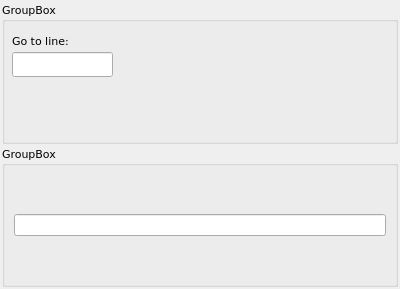
First picture: the form in mytab.ui, repository krzysiek6d/sherlog, before the edit.
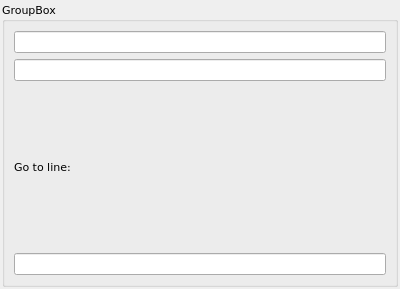
Second picture: the form after the edit.

```diff
--- a/mytab.ui
+++ b/mytab.ui
@@ -36,50 +36,7 @@
     <number>2</number>
    </property>
    <item>
-    <layout class="QHBoxLayout" name="horizontalLayout">
-     <item>
-      <widget class="QGroupBox" name="groupBox">
-       <property name="minimumSize">
-        <size>
-         <width>180</width>
-         <height>0</height>
-        </size>
-       </property>
-       <property name="baseSize">
-        <size>
-         <width>80</width>
-         <height>0</height>
-        </size>
-       </property>
-       <property name="title">
-        <string>GroupBox</string>
-       </property>
-       <widget class="QLineEdit" name="lineEdit_2">
-        <property name="geometry">
-         <rect>
-          <x>10</x>
-          <y>50</y>
-          <width>101</width>
-          <height>25</height>
-         </rect>
-        </property>
-       </widget>
-       <widget class="QLabel" name="label">
-        <property name="geometry">
-         <rect>
-          <x>10</x>
-          <y>30</y>
-          <width>64</width>
-          <height>17</height>
-         </rect>
-        </property>
-        <property name="text">
-         <string>Go to line:</string>
-        </property>
-       </widget>
-      </widget>
-     </item>
-    </layout>
+    <layout class="QHBoxLayout" name="horizontalLayout"/>
    </item>
    <item>
     <widget class="QGroupBox" name="groupBox_2">
@@ -88,7 +45,20 @@
      </property>
      <layout class="QVBoxLayout" name="verticalLayout_2">
       <item>
-       <widget class="QLineEdit" name="lineEdit"/>
+       <widget class="QLineEdit" name="grepInput"/>
+      </item>
+      <item>
+       <widget class="QLineEdit" name="findInput"/>
+      </item>
+      <item>
+       <widget class="QLabel" name="label">
+        <property name="text">
+         <string>Go to line:</string>
+        </property>
+       </widget>
+      </item>
+      <item>
+       <widget class="QLineEdit" name="gotoLineInput"/>
       </item>
      </layout>
     </widget>
```
